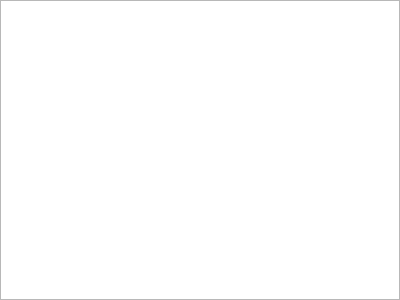
jkdoug/mudder, file client/settingswidget.ui: the form before one commit.
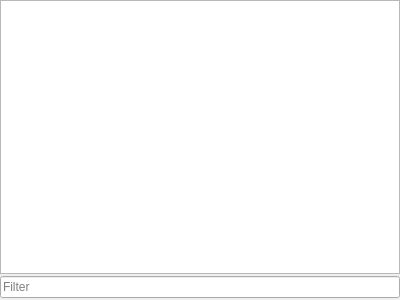
The form after the commit.

Commit message: Filter settings in the tree view! With wildcards!

```diff
--- a/client/settingswidget.ui
+++ b/client/settingswidget.ui
@@ -34,13 +34,29 @@
      <property name="orientation">
       <enum>Qt::Horizontal</enum>
      </property>
-     <property name="handleWidth">
-      <number>4</number>
-     </property>
-     <property name="childrenCollapsible">
-      <bool>false</bool>
-     </property>
-     <widget class="QTreeView" name="treeView"/>
+     <widget class="QWidget" name="layoutWidget">
+      <layout class="QVBoxLayout" name="layoutTree">
+       <property name="spacing">
+        <number>2</number>
+       </property>
+       <property name="bottomMargin">
+        <number>2</number>
+       </property>
+       <item>
+        <widget class="QTreeView" name="treeView"/>
+       </item>
+       <item>
+        <widget class="QLineEdit" name="filter">
+         <property name="placeholderText">
+          <string>Filter</string>
+         </property>
+         <property name="clearButtonEnabled">
+          <bool>true</bool>
+         </property>
+        </widget>
+       </item>
+      </layout>
+     </widget>
     </widget>
    </item>
   </layout>
```
The commit also changes 2 other files.
